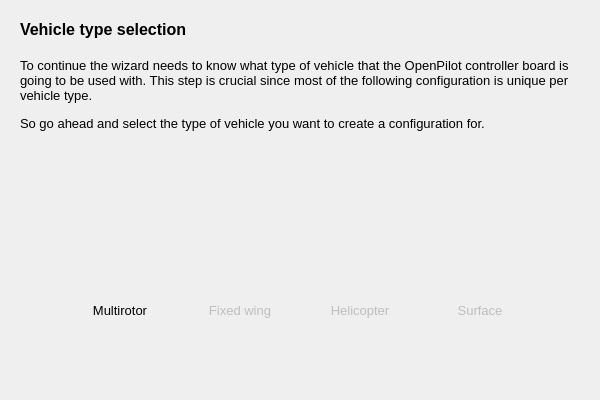
Above: ground/openpilotgcs/src/plugins/setupwizard/pages/vehiclepage.ui from openpilot/OpenPilot before the change. Below: the same form after it.
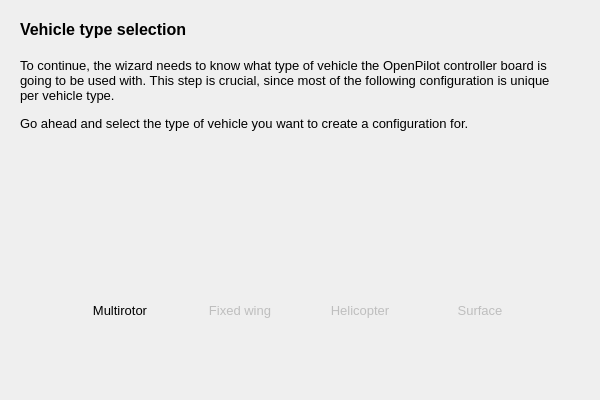
That is the form after the change. Icons and pictures are not drawn.

Diff of the .ui file:
```diff
--- a/ground/openpilotgcs/src/plugins/setupwizard/pages/vehiclepage.ui
+++ b/ground/openpilotgcs/src/plugins/setupwizard/pages/vehiclepage.ui
@@ -29,9 +29,9 @@
 &lt;/style&gt;&lt;/head&gt;&lt;body style=&quot; font-family:'Lucida Grande'; font-size:13pt; font-weight:400; font-style:normal;&quot;&gt;
 &lt;p style=&quot; margin-top:0px; margin-bottom:0px; margin-left:0px; margin-right:0px; -qt-block-indent:0; text-indent:0px;&quot;&gt;&lt;span style=&quot; font-family:'MS Shell Dlg 2'; font-size:12pt; font-weight:600;&quot;&gt;Vehicle type selection&lt;/span&gt;&lt;/p&gt;
 &lt;p style=&quot;-qt-paragraph-type:empty; margin-top:0px; margin-bottom:0px; margin-left:0px; margin-right:0px; -qt-block-indent:0; text-indent:0px; font-family:'MS Shell Dlg 2'; font-size:12pt; font-weight:600;&quot;&gt;&lt;/p&gt;
-&lt;p style=&quot; margin-top:0px; margin-bottom:0px; margin-left:0px; margin-right:0px; -qt-block-indent:0; text-indent:0px;&quot;&gt;&lt;span style=&quot; font-family:'MS Shell Dlg 2'; font-size:10pt;&quot;&gt;To continue the wizard needs to know what type of vehicle that the OpenPilot controller board is going to be used with. This step is crucial since most of the following configuration is unique per vehicle type.&lt;/span&gt;&lt;/p&gt;
+&lt;p style=&quot; margin-top:0px; margin-bottom:0px; margin-left:0px; margin-right:0px; -qt-block-indent:0; text-indent:0px;&quot;&gt;&lt;span style=&quot; font-family:'MS Shell Dlg 2'; font-size:10pt;&quot;&gt;To continue, the wizard needs to know what type of vehicle the OpenPilot controller board is going to be used with. This step is crucial, since most of the following configuration is unique per vehicle type.&lt;/span&gt;&lt;/p&gt;
 &lt;p style=&quot;-qt-paragraph-type:empty; margin-top:0px; margin-bottom:0px; margin-left:0px; margin-right:0px; -qt-block-indent:0; text-indent:0px; font-family:'MS Shell Dlg 2'; font-size:8pt;&quot;&gt;&lt;/p&gt;
-&lt;p style=&quot; margin-top:0px; margin-bottom:0px; margin-left:0px; margin-right:0px; -qt-block-indent:0; text-indent:0px;&quot;&gt;&lt;span style=&quot; font-family:'MS Shell Dlg 2'; font-size:10pt;&quot;&gt;So go ahead and select the type of vehicle you want to create a configuration for.&lt;/span&gt;&lt;/p&gt;&lt;/body&gt;&lt;/html&gt;</string>
+&lt;p style=&quot; margin-top:0px; margin-bottom:0px; margin-left:0px; margin-right:0px; -qt-block-indent:0; text-indent:0px;&quot;&gt;&lt;span style=&quot; font-family:'MS Shell Dlg 2'; font-size:10pt;&quot;&gt;Go ahead and select the type of vehicle you want to create a configuration for.&lt;/span&gt;&lt;/p&gt;&lt;/body&gt;&lt;/html&gt;</string>
    </property>
    <property name="alignment">
     <set>Qt::AlignLeading|Qt::AlignLeft|Qt::AlignTop</set>
```
